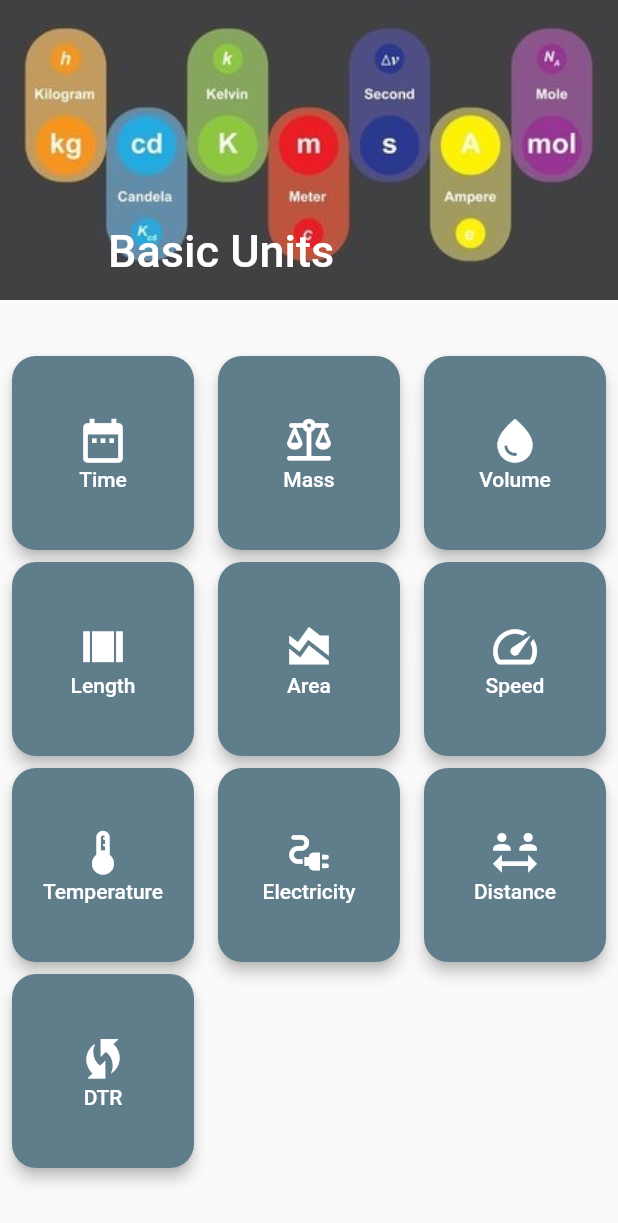
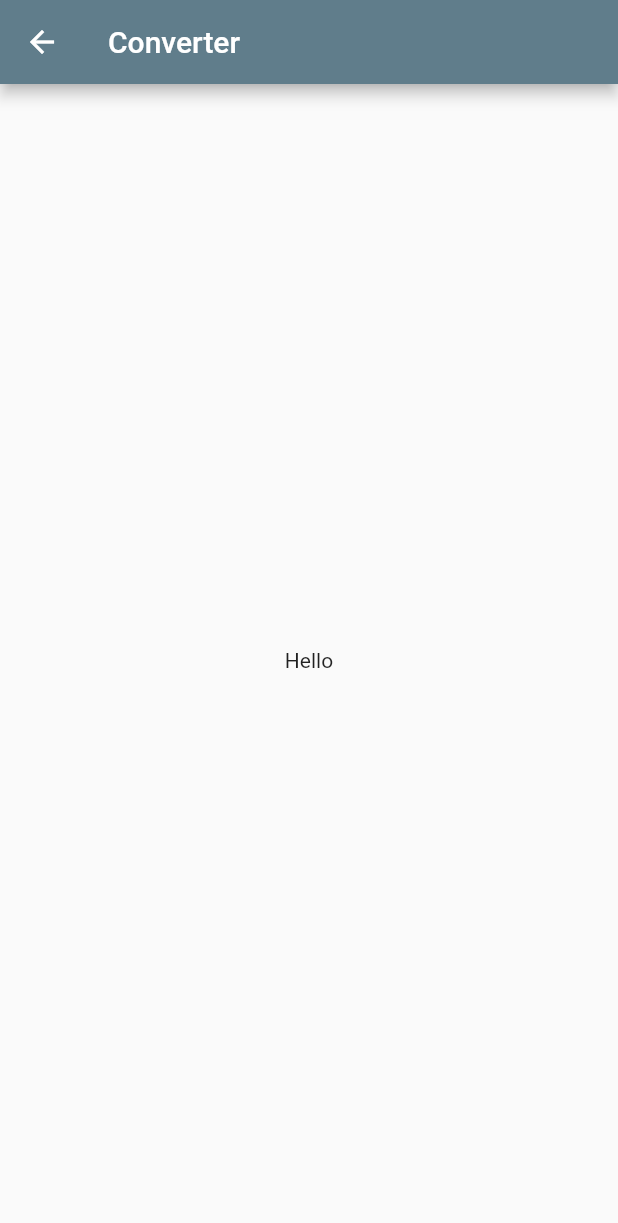
Before and after one commit to omer358/units_converter, a Flutter app: the screen it shows after launch, after a tap on "Time", on a phone screen of 412 x 824 dp. Shown: the top 1223 px of the screen. Run offline on Flutter 3.47's test engine with Material 2 defaults, Android fonts, the phone set to English and light mode, and no system bars.

Commit message:
add converter route

```diff
--- a/lib/main.dart
+++ b/lib/main.dart
@@ -3,5 +3,13 @@ import 'package:flutter/material.dart';
 import 'screens/home.dart';
 
 void main() {
-  runApp(const Home());
+  runApp(
+    MaterialApp(
+      title: 'Units converter',
+      theme: ThemeData(
+        primarySwatch: Colors.blueGrey,
+      ),
+      home: const Home(),
+    ),
+  );
 }
--- /dev/null
+++ b/lib/screens/converter.dart
@@ -0,0 +1,22 @@
+import 'package:flutter/material.dart';
+
+class Converter extends StatefulWidget {
+  const Converter({Key? key}) : super(key: key);
+
+  @override
+  State<Converter> createState() => _ConverterState();
+}
+
+class _ConverterState extends State<Converter> {
+  @override
+  Widget build(BuildContext context) {
+    return Scaffold(
+        appBar: AppBar(
+          title: const Text("Converter"),
+        ),
+        body: const Center(
+          child: Text("Hello"),
+        ),
+    );
+  }
+}
--- a/lib/screens/home.dart
+++ b/lib/screens/home.dart
@@ -1,20 +1,15 @@
 import 'package:flutter/material.dart';
+import 'package:units_converter/screens/converter.dart';
 
 class Home extends StatelessWidget {
   const Home({Key? key}) : super(key: key);
   @override
   Widget build(BuildContext context) {
-    return MaterialApp(
-      title: 'Units converter',
-      theme: ThemeData(
-        primarySwatch: Colors.blueGrey,
-      ),
-      home: Scaffold(
+    return Scaffold(
       body: DefaultTabController(
         length: 2,
         child: NestedScrollView(
-            headerSliverBuilder:
-                (BuildContext context, bool innerBoxIsScrolled) {
+          headerSliverBuilder: (BuildContext context, bool innerBoxIsScrolled) {
             return <Widget>[
               SliverAppBar(
                 expandedHeight: 200.0,
@@ -42,7 +37,12 @@ class Home extends StatelessWidget {
               crossAxisCount: 3,
               // Generate 100 widgets that display their index in the List.
               children: [
-                  unitsWidgets("Time", Icons.date_range, () {}),
+                unitsWidgets("Time", Icons.date_range, () {
+                  Navigator.push(
+                      context,
+                      MaterialPageRoute(
+                          builder: ((context) => const Converter())));
+                }),
                 unitsWidgets("Mass", Icons.balance_rounded, () {}),
                 unitsWidgets("Volume", Icons.water_drop, () {}),
                 unitsWidgets("Length", Icons.view_array_sharp, () {}),
@@ -51,10 +51,8 @@ class Home extends StatelessWidget {
                 unitsWidgets("Temperature", Icons.thermostat_rounded, () {}),
                 unitsWidgets("Electricity", Icons.electrical_services, () {}),
                 unitsWidgets("Distance", Icons.social_distance, () {}),
-                  unitsWidgets(
-                      "DTR", Icons.wifi_protected_setup_outlined, () {}),
+                unitsWidgets("DTR", Icons.wifi_protected_setup_outlined, () {}),
               ],
-              ),
             ),
           ),
         ),
```
Lines whose indentation alone changed are shown as unchanged.
